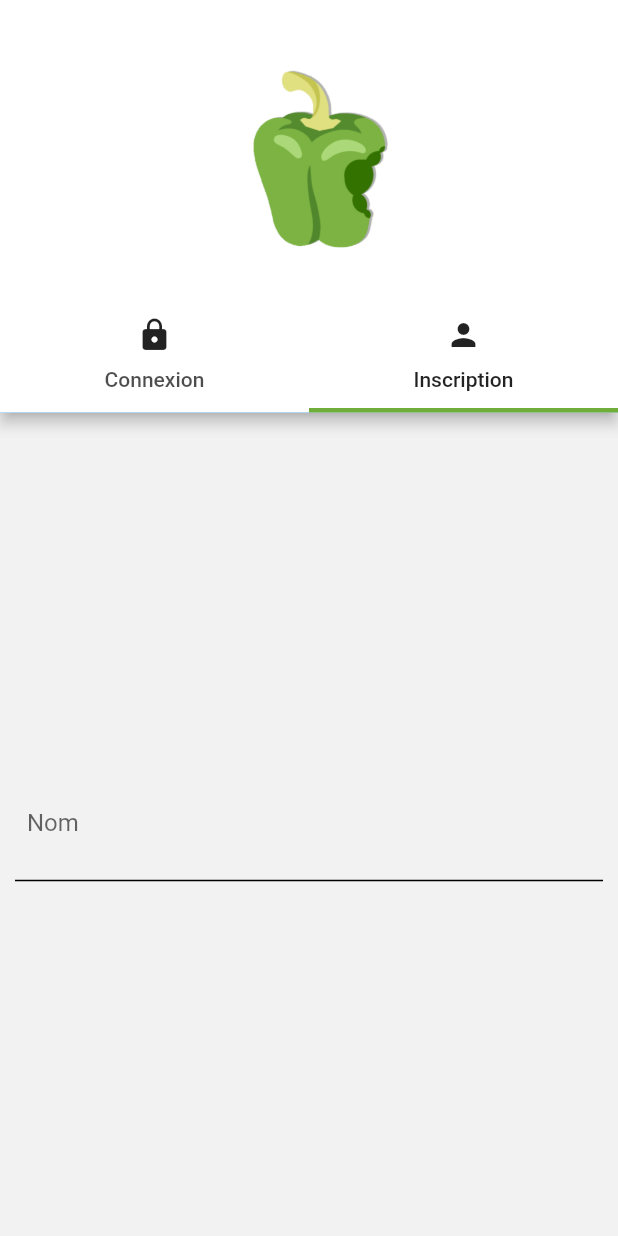
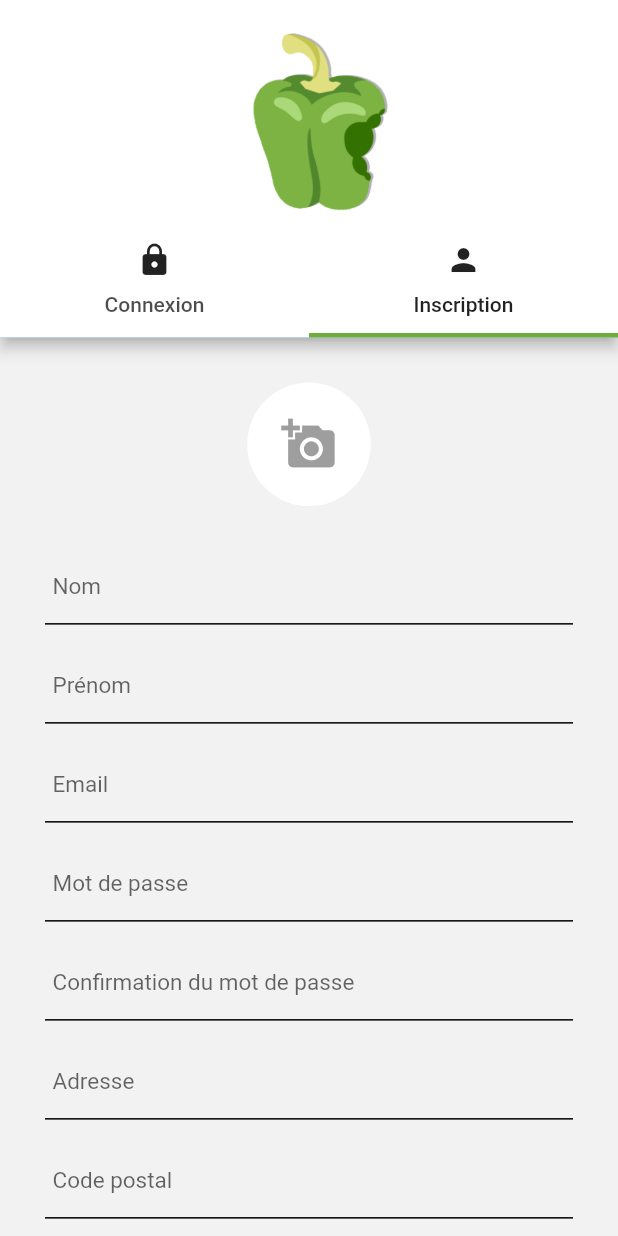
Before and after one commit to alizeegly/share-food, a Flutter app: the screen it shows after launch, tab 2 chosen, on a phone screen of 412 x 824 dp. Run offline on Flutter 3.47's test engine with Material 2 defaults, Android fonts, the phone set to English and light mode, and no system bars; our stand-ins replace image_picker.

Commit message:
Register page

```diff
--- a/lib/SplashScreen/splash_screen.dart
+++ b/lib/SplashScreen/splash_screen.dart
@@ -12,7 +12,7 @@ class SplashScreen extends StatefulWidget {
 class _SplashScreenState extends State<SplashScreen> {
 
   startTimer(){
-    Timer(const Duration(seconds: 3), () async {
+    Timer(const Duration(seconds: 1), () async {
       Navigator.push(context, MaterialPageRoute(builder: ((context) => const AuthScreen())));
     });
   }
--- a/lib/authentication/auth_screen.dart
+++ b/lib/authentication/auth_screen.dart
@@ -21,7 +21,7 @@ class _AuthScreenState extends State<AuthScreen> {
               color: Colors.white
             ),
           ),
-          toolbarHeight: 200,
+          toolbarHeight: 150,
           title: Image.asset(
             "assets/images/image2.png",
             width: 120
--- a/lib/authentication/register.dart
+++ b/lib/authentication/register.dart
@@ -1,4 +1,7 @@
+import 'dart:io';
+
 import 'package:flutter/material.dart';
+import 'package:image_picker/image_picker.dart';
 import 'package:sharefood/widgets/custom_text_field.dart';
 
 class RegisterScreen extends StatefulWidget {
@@ -10,19 +13,114 @@ class RegisterScreen extends StatefulWidget {
 
 class _RegisterState extends State<RegisterScreen> {
 
-  TextEditingController anyController = TextEditingController();
+  final GlobalKey<FormState> _formkey = GlobalKey<FormState>();
+  TextEditingController nameController = TextEditingController();
+  TextEditingController firstnameController = TextEditingController();
+  TextEditingController emailController = TextEditingController();
+  TextEditingController passwordController = TextEditingController();
+  TextEditingController confirmPasswordController = TextEditingController();
+  TextEditingController addressController = TextEditingController();
+  TextEditingController zipcodeController = TextEditingController();
+  TextEditingController cityController = TextEditingController();
+
+  XFile? imageXFile;
+  final ImagePicker _picker = ImagePicker();
 
   @override
   Widget build(BuildContext context) {
-    return Container(
-      color: const Color(0xFFF2F2F2),
-      child: Center(
-        child: CustomTextField(
-          controller: anyController,
-          data: Icons.phone,
-          hintText: "Nom",
-          isObsecre: false,
-        ),
+    return SingleChildScrollView(
+      child: Container(
+        color: const Color(0xFFF2F2F2),
+        child: Column(
+          mainAxisSize: MainAxisSize.max,
+          children: [
+            const SizedBox(height: 30),
+            InkWell(
+              child: CircleAvatar(
+                backgroundColor: Colors.white,
+                radius: MediaQuery.of(context).size.width * 0.1,
+                backgroundImage: imageXFile == null ? null : FileImage(File(imageXFile!.path)),
+                child: imageXFile == null ? Icon(
+                  Icons.add_a_photo,
+                  size: MediaQuery.of(context).size.width * 0.09,
+                  color: Colors.grey,
+                ) : null,
+              ),
+            ),
+            Container(
+              padding: const EdgeInsets.all(30.0),
+              child: Form(
+                key: _formkey,
+                child: Column(
+                  children: [
+                    CustomTextField(
+                      controller: nameController,
+                      hintText: "Nom",
+                      isObsecre: false,
+                    ),
+                    const SizedBox(height: 17),
+                    CustomTextField(
+                      controller: firstnameController,
+                      hintText: "Prénom",
+                      isObsecre: false,
+                    ),
+                    const SizedBox(height: 17),
+                    CustomTextField(
+                      controller: emailController,
+                      hintText: "Email",
+                      isObsecre: false,
+                    ),
+                    const SizedBox(height: 17),
+                    CustomTextField(
+                      controller: passwordController,
+                      hintText: "Mot de passe",
+                      isObsecre: true,
+                    ),
+                    const SizedBox(height: 17),
+                    CustomTextField(
+                      controller: confirmPasswordController,
+                      hintText: "Confirmation du mot de passe",
+                      isObsecre: true,
+                    ),
+                    const SizedBox(height: 17),
+                    CustomTextField(
+                      controller: addressController,
+                      hintText: "Adresse",
+                      isObsecre: false,
+                    ),
+                    const SizedBox(height: 17),
+                    CustomTextField(
+                      controller: zipcodeController,
+                      hintText: "Code postal",
+                      isObsecre: false,
+                    ),
+                    const SizedBox(height: 17),
+                    CustomTextField(
+                      controller: cityController,
+                      hintText: "Ville",
+                      isObsecre: false,
+                    ),
+                    // Get my current location
+                    // https://youtu.be/KLmNCzjsokM?list=PLxefhmF0pcPlKgRigYdXvrTOawobNyqUS&t=1050
+                  ],
+                )
+              ),
+            ),
+            const SizedBox(height: 30),
+            ElevatedButton(
+              onPressed: () => print("hello"),
+              style: ElevatedButton.styleFrom(
+                backgroundColor: Theme.of(context).primaryColor,
+                padding: const EdgeInsets.symmetric(horizontal: 50, vertical: 10)
+              ),
+              child: const Text(
+                "S'inscrire",
+                style: TextStyle(color: Colors.white),
+              )
+            ),
+            const SizedBox(height: 30),
+          ],
+        )
       ),
     );
   }
--- a/lib/widgets/custom_text_field.dart
+++ b/lib/widgets/custom_text_field.dart
@@ -23,10 +23,8 @@ class CustomTextField extends StatelessWidget {
       decoration: const BoxDecoration(
         // color: Colors.white,
         // borderRadius: BorderRadius.all(Radius.circular(10)),
-        border: Border(bottom: BorderSide(color: Colors.black, style: BorderStyle.solid))
+        border: Border(bottom: BorderSide(color: Colors.black, style: BorderStyle.solid)),
       ),
-      padding: const EdgeInsets.all(8.0),
-      margin: const EdgeInsets.all(10),
       child: TextFormField(
         enabled: enabled,
         controller: controller,
@@ -34,11 +32,15 @@ class CustomTextField extends StatelessWidget {
         cursorColor: Theme.of(context).primaryColor,
         decoration: InputDecoration(
           border: InputBorder.none,
+          contentPadding: const EdgeInsets.symmetric(vertical: 5.0, horizontal: 5.0),
           // prefixIcon: Icon(
           //   data,
           //   color: Colors.cyan
           // ),
           focusColor: Colors.grey,
+          labelStyle: const TextStyle(
+            fontSize: 15
+          ),
           // hintText: hintText,
           labelText: hintText
         ),
--- a/pubspec.yaml
+++ b/pubspec.yaml
@@ -35,6 +35,7 @@ dependencies:
   # The following adds the Cupertino Icons font to your application.
   # Use with the CupertinoIcons class for iOS style icons.
   cupertino_icons: ^1.0.2
+  image_picker: ^0.8.7
 
 dev_dependencies:
   flutter_test:
```
Also changed, not shown: pubspec.lock, 9 other files.
